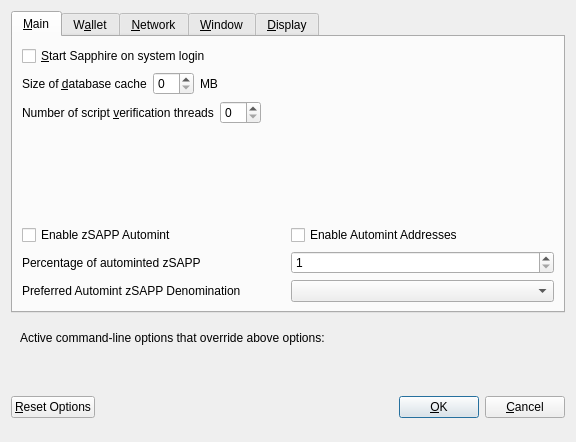
Above: src/qt/forms/optionsdialog.ui from decenomy/SAPP before the change. Below: the same form after it.
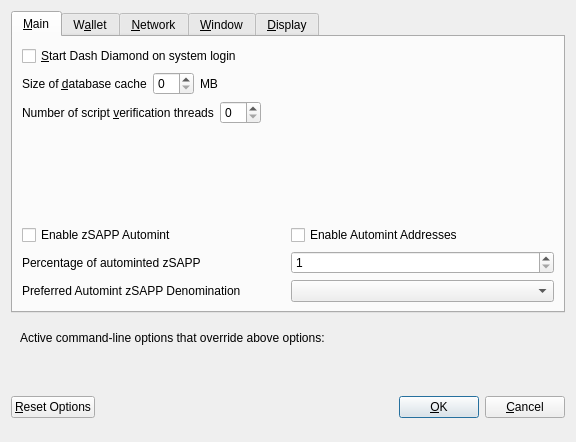
That is the form after the change. Custom widgets are drawn as their Qt base class.

Commit message: Changed text to Dash Diamond

Patch:
```diff
--- a/src/qt/forms/optionsdialog.ui
+++ b/src/qt/forms/optionsdialog.ui
@@ -33,7 +33,7 @@
           <string>Automatically start Sapphire after logging in to the system.</string>
          </property>
          <property name="text">
-          <string>&amp;Start Sapphire on system login</string>
+          <string>&amp;Start Dash Diamond on system login</string>
          </property>
         </widget>
        </item>
```
Left out of the diff: 8 changed lines with no effect on the pictures. The commit also changes 10 other files.
